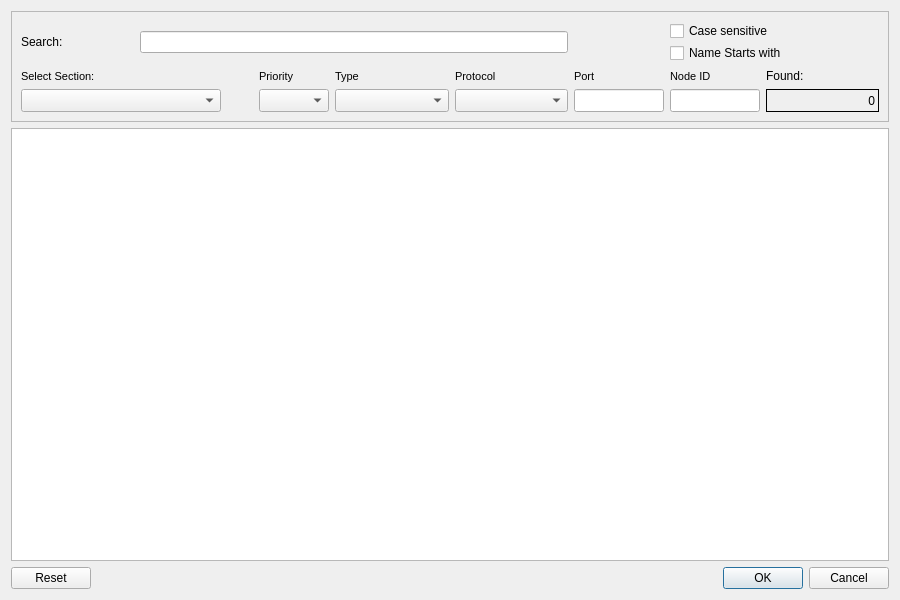
The window that cte/searchvariable.ui (MECTsrl/mect_plugins) describes before a commit, drawn with Qt 5.
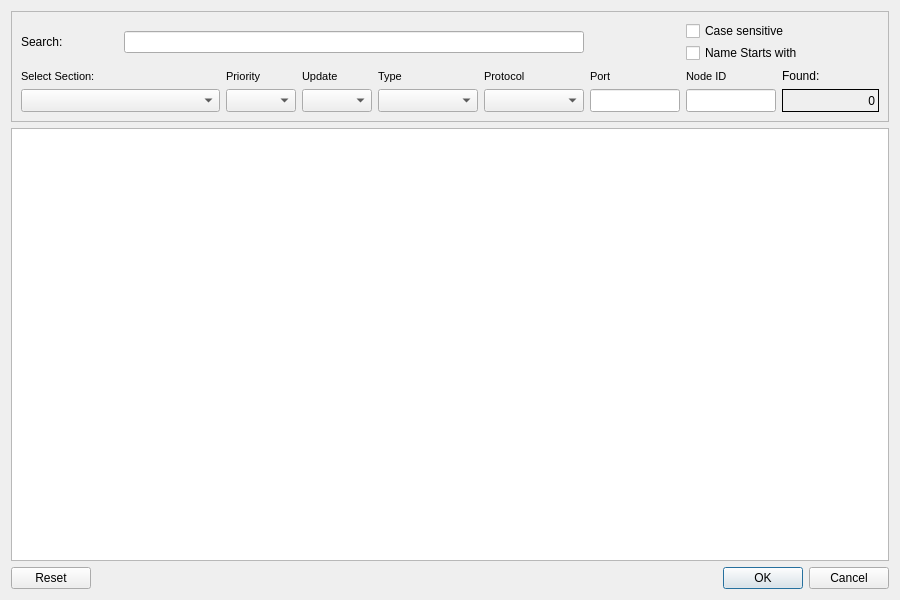
The same window after the commit. Icons and pictures are not drawn.

Commit message: CTE: Added new filter on Variable Update in Filter Form

```diff
--- a/cte/searchvariable.ui
+++ b/cte/searchvariable.ui
@@ -27,6 +27,38 @@
       <enum>QFrame::Raised</enum>
      </property>
      <layout class="QGridLayout" name="gridLayout">
+      <item row="2" column="6">
+       <widget class="QLineEdit" name="txtPort">
+        <property name="minimumSize">
+         <size>
+          <width>40</width>
+          <height>0</height>
+         </size>
+        </property>
+        <property name="maximumSize">
+         <size>
+          <width>90</width>
+          <height>16777215</height>
+         </size>
+        </property>
+        <property name="font">
+         <font>
+          <pointsize>10</pointsize>
+          <weight>50</weight>
+          <bold>false</bold>
+         </font>
+        </property>
+        <property name="toolTip">
+         <string notr="true"/>
+        </property>
+        <property name="maxLength">
+         <number>6</number>
+        </property>
+        <property name="alignment">
+         <set>Qt::AlignRight|Qt::AlignTrailing|Qt::AlignVCenter</set>
+        </property>
+       </widget>
+      </item>
       <item row="2" column="2">
        <widget class="QComboBox" name="cboPriority">
         <property name="minimumSize">
@@ -53,7 +85,7 @@
         </property>
        </widget>
       </item>
-      <item row="2" column="6">
+      <item row="2" column="7">
        <widget class="QLineEdit" name="txtNode">
         <property name="minimumSize">
          <size>
@@ -108,27 +140,27 @@
         </property>
        </widget>
       </item>
-      <item row="2" column="3">
-       <widget class="QComboBox" name="cboType">
-        <property name="minimumSize">
-         <size>
-          <width>100</width>
-          <height>0</height>
-         </size>
-        </property>
-        <property name="font">
-         <font>
-          <pointsize>10</pointsize>
-          <weight>50</weight>
-          <bold>false</bold>
-         </font>
-        </property>
-        <property name="toolTip">
-         <string notr="true"/>
-        </property>
-       </widget>
-      </item>
       <item row="2" column="4">
+       <widget class="QComboBox" name="cboType">
+        <property name="minimumSize">
+         <size>
+          <width>100</width>
+          <height>0</height>
+         </size>
+        </property>
+        <property name="font">
+         <font>
+          <pointsize>10</pointsize>
+          <weight>50</weight>
+          <bold>false</bold>
+         </font>
+        </property>
+        <property name="toolTip">
+         <string notr="true"/>
+        </property>
+       </widget>
+      </item>
+      <item row="2" column="5">
        <widget class="QComboBox" name="cboProtocol">
         <property name="minimumSize">
          <size>
@@ -177,7 +209,7 @@
         </property>
        </widget>
       </item>
-      <item row="1" column="3">
+      <item row="1" column="4">
        <widget class="QLabel" name="lblType">
         <property name="minimumSize">
          <size>
@@ -200,7 +232,7 @@
         </property>
        </widget>
       </item>
-      <item row="1" column="6">
+      <item row="1" column="7">
        <widget class="QLabel" name="lblNode">
         <property name="minimumSize">
          <size>
@@ -223,7 +255,7 @@
         </property>
        </widget>
       </item>
-      <item row="1" column="4">
+      <item row="1" column="5">
        <widget class="QLabel" name="lblProtocol">
         <property name="minimumSize">
          <size>
@@ -282,17 +314,17 @@
         </property>
        </widget>
       </item>
-      <item row="0" column="1" colspan="4">
+      <item row="0" column="1" colspan="5">
        <widget class="QLineEdit" name="txtVarname"/>
       </item>
-      <item row="1" column="7">
+      <item row="1" column="8">
        <widget class="QLabel" name="lblPromptFound">
         <property name="text">
          <string>Found:</string>
         </property>
        </widget>
       </item>
-      <item row="0" column="6" colspan="2">
+      <item row="0" column="7" colspan="2">
        <layout class="QVBoxLayout" name="verticalLayout">
         <property name="spacing">
          <number>2</number>
@@ -319,7 +351,7 @@
         </item>
        </layout>
       </item>
-      <item row="2" column="7">
+      <item row="2" column="8">
        <widget class="QLabel" name="lblFound">
         <property name="minimumSize">
          <size>
@@ -344,39 +376,7 @@
         </property>
        </widget>
       </item>
-      <item row="2" column="5">
-       <widget class="QLineEdit" name="txtPort">
-        <property name="minimumSize">
-         <size>
-          <width>40</width>
-          <height>0</height>
-         </size>
-        </property>
-        <property name="maximumSize">
-         <size>
-          <width>90</width>
-          <height>16777215</height>
-         </size>
-        </property>
-        <property name="font">
-         <font>
-          <pointsize>10</pointsize>
-          <weight>50</weight>
-          <bold>false</bold>
-         </font>
-        </property>
-        <property name="toolTip">
-         <string notr="true"/>
-        </property>
-        <property name="maxLength">
-         <number>6</number>
-        </property>
-        <property name="alignment">
-         <set>Qt::AlignRight|Qt::AlignTrailing|Qt::AlignVCenter</set>
-        </property>
-       </widget>
-      </item>
-      <item row="1" column="5">
+      <item row="1" column="6">
        <widget class="QLabel" name="lblPort">
         <property name="minimumSize">
          <size>
@@ -399,6 +399,61 @@
         </property>
        </widget>
       </item>
+      <item row="2" column="3">
+       <widget class="QComboBox" name="cboUpdate">
+        <property name="minimumSize">
+         <size>
+          <width>70</width>
+          <height>0</height>
+         </size>
+        </property>
+        <property name="maximumSize">
+         <size>
+          <width>70</width>
+          <height>16777215</height>
+         </size>
+        </property>
+        <property name="font">
+         <font>
+          <pointsize>10</pointsize>
+          <weight>50</weight>
+          <bold>false</bold>
+         </font>
+        </property>
+        <property name="toolTip">
+         <string notr="true"/>
+        </property>
+       </widget>
+      </item>
+      <item row="1" column="3">
+       <widget class="QLabel" name="lblUpdate">
+        <property name="minimumSize">
+         <size>
+          <width>70</width>
+          <height>0</height>
+         </size>
+        </property>
+        <property name="maximumSize">
+         <size>
+          <width>70</width>
+          <height>16777215</height>
+         </size>
+        </property>
+        <property name="font">
+         <font>
+          <pointsize>8</pointsize>
+          <weight>50</weight>
+          <bold>false</bold>
+         </font>
+        </property>
+        <property name="text">
+         <string>Update</string>
+        </property>
+        <property name="buddy">
+         <cstring>cboPriority</cstring>
+        </property>
+       </widget>
+      </item>
      </layout>
     </widget>
    </item>
```
The commit also changes 4 other files.
